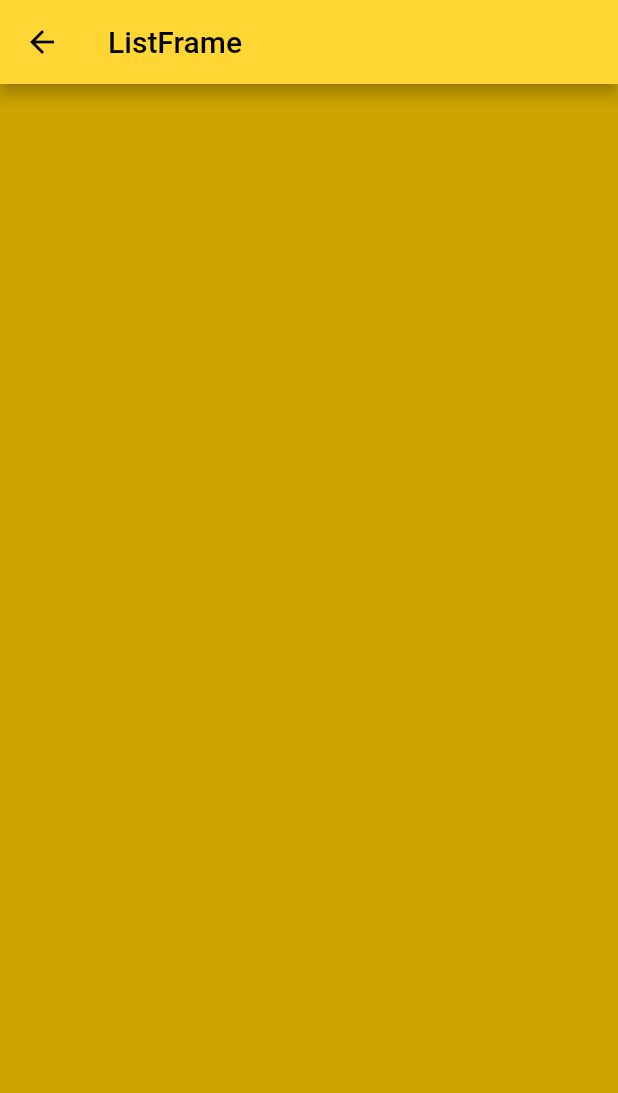
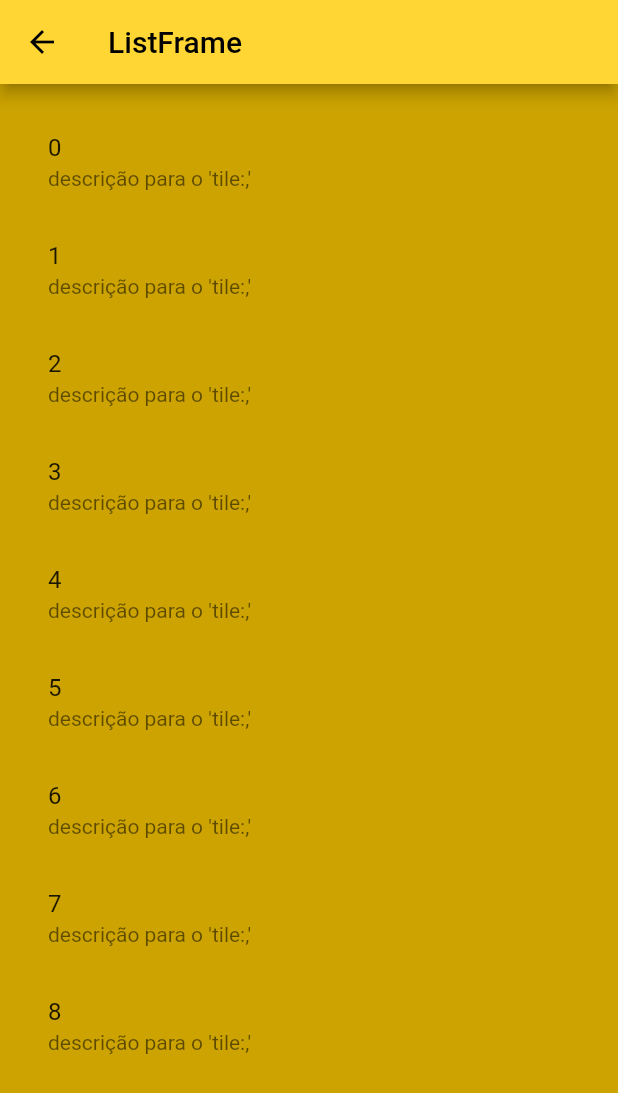
Before and after one commit to GuiQRSM/show_CEP, a Flutter app: the ListFrame screen opened directly, on a phone screen of 412 x 824 dp. Shown: the top 1093 px of the screen. Run offline on Flutter 3.47's test engine with Material 2 defaults, Android fonts, the phone set to English and light mode, and no system bars.

Commit message:
Implement the class 'ListTile()' inside the attribute 'itemBuilder:,' and call inside the 'ListView.builder()' the attributes 'padding:,' and 'itemCount:,'

```diff
--- a/lib/List_Frame.dart
+++ b/lib/List_Frame.dart
@@ -33,7 +33,14 @@ class _ListFrameState extends State<ListFrame> {
       body: Container(
         width: double.infinity,
         child: ListView.builder(
-            itemBuilder: itemBuilder,
+          padding: EdgeInsets.all(16),
+          itemCount: 9,
+            itemBuilder: (context, indice){
+              return ListTile(
+                title: Text(indice.toString()),
+                subtitle: Text("descrição para o 'tile:,'"),
+              );
+            },
         ),
       ),
     );
```
